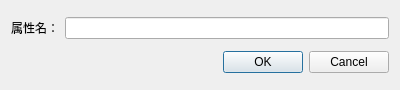
WooodHead/labelling3, file propertynamedlg.ui: the form before one commit.
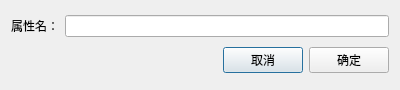
The form after the commit.

The edit to the form file:
```diff
--- a/propertynamedlg.ui
+++ b/propertynamedlg.ui
@@ -13,8 +13,8 @@
   <property name="windowTitle">
    <string>Dialog</string>
   </property>
-  <layout class="QVBoxLayout" name="verticalLayout">
-   <item>
+  <layout class="QGridLayout" name="gridLayout">
+   <item row="0" column="0">
     <layout class="QHBoxLayout" name="horizontalLayout">
      <item>
       <widget class="QLabel" name="propertyNameLabel">
@@ -31,15 +31,36 @@
      </item>
     </layout>
    </item>
-   <item>
-    <widget class="QDialogButtonBox" name="buttonBox">
-     <property name="orientation">
-      <enum>Qt::Horizontal</enum>
-     </property>
-     <property name="standardButtons">
-      <set>QDialogButtonBox::Cancel|QDialogButtonBox::Ok</set>
-     </property>
-    </widget>
+   <item row="1" column="0">
+    <layout class="QHBoxLayout" name="horizontalLayout_2">
+     <item>
+      <spacer name="horizontalSpacer">
+       <property name="orientation">
+        <enum>Qt::Horizontal</enum>
+       </property>
+       <property name="sizeHint" stdset="0">
+        <size>
+         <width>40</width>
+         <height>20</height>
+        </size>
+       </property>
+      </spacer>
+     </item>
+     <item>
+      <widget class="QPushButton" name="cancelButton">
+       <property name="text">
+        <string>取消</string>
+       </property>
+      </widget>
+     </item>
+     <item>
+      <widget class="QPushButton" name="OkButton">
+       <property name="text">
+        <string>确定</string>
+       </property>
+      </widget>
+     </item>
+    </layout>
    </item>
   </layout>
  </widget>
```
Left out of the diff: 35 changed lines with no effect on the pictures.
